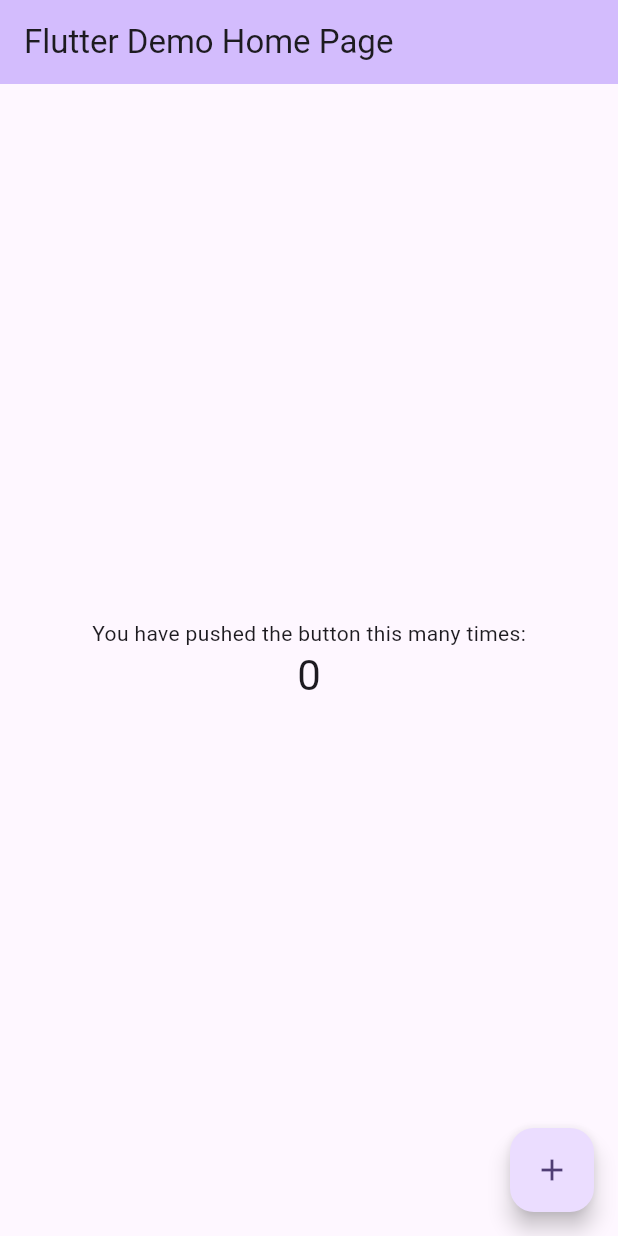
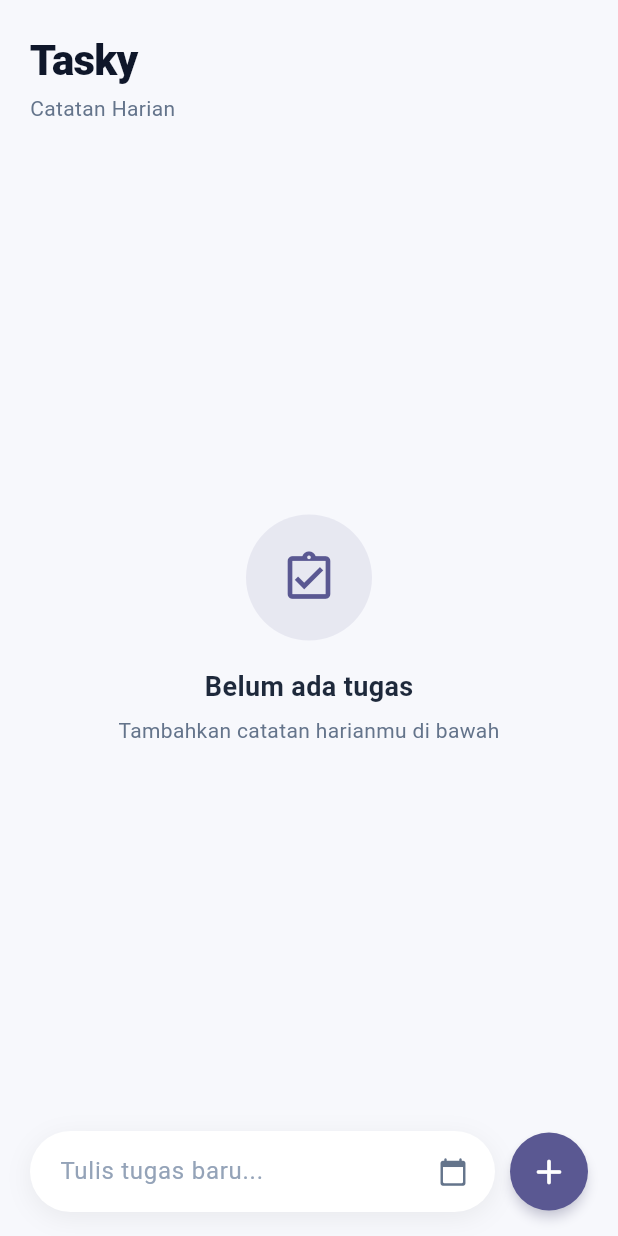
Before and after one commit to hfzfjr/Tasky, a Flutter app: the screen it shows after launch, on a phone screen of 412 x 824 dp. Run offline on Flutter 3.47's test engine with Material 3 defaults, Android fonts, the phone set to English and light mode, and no system bars.

Commit message:
feat: implement Tasky UI, date picker, progress card, tests, and update README

```diff
--- a/lib/main.dart
+++ b/lib/main.dart
@@ -1,122 +1,27 @@
 import 'package:flutter/material.dart';
 
+import 'pages/home_page.dart';
+
 void main() {
-  runApp(const MyApp());
+  runApp(const TaskyApp());
 }
 
-class MyApp extends StatelessWidget {
-  const MyApp({super.key});
+class TaskyApp extends StatelessWidget {
+  const TaskyApp({super.key});
 
-  // This widget is the root of your application.
   @override
   Widget build(BuildContext context) {
+    const seedColor = Color(0xFF4F46E5);
+
     return MaterialApp(
-      title: 'Flutter Demo',
+      title: 'Tasky',
+      debugShowCheckedModeBanner: false,
       theme: ThemeData(
-        // This is the theme of your application.
-        //
-        // TRY THIS: Try running your application with "flutter run". You'll see
-        // the application has a purple toolbar. Then, without quitting the app,
-        // try changing the seedColor in the colorScheme below to Colors.green
-        // and then invoke "hot reload" (save your changes or press the "hot
-        // reload" button in a Flutter-supported IDE, or press "r" if you used
-        // the command line to start the app).
-        //
-        // Notice that the counter didn't reset back to zero; the application
-        // state is not lost during the reload. To reset the state, use hot
-        // restart instead.
-        //
-        // This works for code too, not just values: Most code changes can be
-        // tested with just a hot reload.
-        colorScheme: .fromSeed(seedColor: Colors.deepPurple),
+        colorScheme: ColorScheme.fromSeed(seedColor: seedColor),
+        scaffoldBackgroundColor: const Color(0xFFF7F8FC),
+        useMaterial3: true,
       ),
-      home: const MyHomePage(title: 'Flutter Demo Home Page'),
+      home: const HomePage(),
     );
   }
 }
-
-class MyHomePage extends StatefulWidget {
-  const MyHomePage({super.key, required this.title});
-
-  // This widget is the home page of your application. It is stateful, meaning
-  // that it has a State object (defined below) that contains fields that affect
-  // how it looks.
-
-  // This class is the configuration for the state. It holds the values (in this
-  // case the title) provided by the parent (in this case the App widget) and
-  // used by the build method of the State. Fields in a Widget subclass are
-  // always marked "final".
-
-  final String title;
-
-  @override
-  State<MyHomePage> createState() => _MyHomePageState();
-}
-
-class _MyHomePageState extends State<MyHomePage> {
-  int _counter = 0;
-
-  void _incrementCounter() {
-    setState(() {
-      // This call to setState tells the Flutter framework that something has
-      // changed in this State, which causes it to rerun the build method below
-      // so that the display can reflect the updated values. If we changed
-      // _counter without calling setState(), then the build method would not be
-      // called again, and so nothing would appear to happen.
-      _counter++;
-    });
-  }
-
-  @override
-  Widget build(BuildContext context) {
-    // This method is rerun every time setState is called, for instance as done
-    // by the _incrementCounter method above.
-    //
-    // The Flutter framework has been optimized to make rerunning build methods
-    // fast, so that you can just rebuild anything that needs updating rather
-    // than having to individually change instances of widgets.
-    return Scaffold(
-      appBar: AppBar(
-        // TRY THIS: Try changing the color here to a specific color (to
-        // Colors.amber, perhaps?) and trigger a hot reload to see the AppBar
-        // change color while the other colors stay the same.
-        backgroundColor: Theme.of(context).colorScheme.inversePrimary,
-        // Here we take the value from the MyHomePage object that was created by
-        // the App.build method, and use it to set our appbar title.
-        title: Text(widget.title),
-      ),
-      body: Center(
-        // Center is a layout widget. It takes a single child and positions it
-        // in the middle of the parent.
-        child: Column(
-          // Column is also a layout widget. It takes a list of children and
-          // arranges them vertically. By default, it sizes itself to fit its
-          // children horizontally, and tries to be as tall as its parent.
-          //
-          // Column has various properties to control how it sizes itself and
-          // how it positions its children. Here we use mainAxisAlignment to
-          // center the children vertically; the main axis here is the vertical
-          // axis because Columns are vertical (the cross axis would be
-          // horizontal).
-          //
-          // TRY THIS: Invoke "debug painting" (choose the "Toggle Debug Paint"
-          // action in the IDE, or press "p" in the console), to see the
-          // wireframe for each widget.
-          mainAxisAlignment: .center,
-          children: [
-            const Text('You have pushed the button this many times:'),
-            Text(
-              '$_counter',
-              style: Theme.of(context).textTheme.headlineMedium,
-            ),
-          ],
-        ),
-      ),
-      floatingActionButton: FloatingActionButton(
-        onPressed: _incrementCounter,
-        tooltip: 'Increment',
-        child: const Icon(Icons.add),
-      ),
-    );
-  }
-}
--- /dev/null
+++ b/lib/models/task.dart
@@ -0,0 +1,13 @@
+class Task {
+  final String id;
+  final String title;
+  final DateTime date;
+  bool isDone;
+
+  Task({
+    required this.id,
+    required this.title,
+    required this.date,
+    this.isDone = false,
+  });
+}
--- /dev/null
+++ b/lib/pages/home_page.dart
@@ -0,0 +1,211 @@
+import 'package:flutter/material.dart';
+
+import '../models/task.dart';
+import '../widgets/progress_card.dart';
+import '../widgets/task_input_bar.dart';
+import '../widgets/task_item.dart';
+
+class HomePage extends StatefulWidget {
+  const HomePage({super.key});
+
+  @override
+  State<HomePage> createState() => _HomePageState();
+}
+
+class _HomePageState extends State<HomePage> {
+  final List<Task> _tasks = [];
+  final TextEditingController _taskController = TextEditingController();
+  DateTime _selectedDate = DateTime.now();
+
+  int get _completedCount => _tasks.where((task) => task.isDone).length;
+
+  @override
+  void dispose() {
+    _taskController.dispose();
+    super.dispose();
+  }
+
+  void _addTask() {
+    final title = _taskController.text.trim();
+
+    if (title.isEmpty) {
+      ScaffoldMessenger.of(context)
+        ..hideCurrentSnackBar()
+        ..showSnackBar(
+          const SnackBar(
+            content: Text('Judul tugas tidak boleh kosong.'),
+            behavior: SnackBarBehavior.floating,
+            duration: Duration(seconds: 2),
+          ),
+        );
+      return;
+    }
+
+    final newTask = Task(
+      id: DateTime.now().microsecondsSinceEpoch.toString(),
+      title: title,
+      date: _selectedDate,
+    );
+
+    setState(() {
+      _tasks.insert(0, newTask);
+      _selectedDate = DateTime.now();
+    });
+
+    _taskController.clear();
+  }
+
+  Future<void> _pickDate() async {
+    final now = DateTime.now();
+    final picked = await showDatePicker(
+      context: context,
+      initialDate: _selectedDate,
+      firstDate: DateTime(now.year - 2),
+      lastDate: DateTime(now.year + 2),
+    );
+
+    if (picked != null) {
+      setState(() {
+        _selectedDate = picked;
+      });
+    }
+  }
+
+  void _toggleTask(String id) {
+    setState(() {
+      final index = _tasks.indexWhere((task) => task.id == id);
+      if (index != -1) {
+        _tasks[index].isDone = !_tasks[index].isDone;
+      }
+    });
+  }
+
+  void _deleteTask(String id) {
+    setState(() {
+      _tasks.removeWhere((task) => task.id == id);
+    });
+  }
+
+  @override
+  Widget build(BuildContext context) {
+    return Scaffold(
+      body: SafeArea(
+        child: Column(
+          crossAxisAlignment: CrossAxisAlignment.start,
+          children: [
+            _buildHeader(),
+            if (_tasks.isNotEmpty) ...[
+              Padding(
+                padding: const EdgeInsets.fromLTRB(20, 4, 20, 8),
+                child: ProgressCard(
+                  completedCount: _completedCount,
+                  totalCount: _tasks.length,
+                ),
+              ),
+            ],
+            Expanded(
+              child: _tasks.isEmpty ? _buildEmptyState() : _buildTaskList(),
+            ),
+            TaskInputBar(
+              controller: _taskController,
+              selectedDate: _selectedDate,
+              onPickDate: _pickDate,
+              onSubmit: _addTask,
+            ),
+          ],
+        ),
+      ),
+    );
+  }
+
+  Widget _buildHeader() {
+    return const Padding(
+      padding: EdgeInsets.fromLTRB(20, 20, 20, 12),
+      child: Column(
+        crossAxisAlignment: CrossAxisAlignment.start,
+        children: [
+          Text(
+            'Tasky',
+            style: TextStyle(
+              fontSize: 28,
+              fontWeight: FontWeight.w800,
+              color: Color(0xFF0F172A),
+              letterSpacing: -0.5,
+            ),
+          ),
+          SizedBox(height: 2),
+          Text(
+            'Catatan Harian',
+            style: TextStyle(
+              fontSize: 14,
+              color: Color(0xFF64748B),
+            ),
+          ),
+        ],
+      ),
+    );
+  }
+
+  Widget _buildEmptyState() {
+    final primaryColor = Theme.of(context).colorScheme.primary;
+
+    return Center(
+      child: Padding(
+        padding: const EdgeInsets.symmetric(horizontal: 32),
+        child: Column(
+          mainAxisSize: MainAxisSize.min,
+          children: [
+            Container(
+              width: 84,
+              height: 84,
+              decoration: BoxDecoration(
+                color: primaryColor.withValues(alpha: 0.1),
+                shape: BoxShape.circle,
+              ),
+              child: Icon(
+                Icons.assignment_turned_in_outlined,
+                size: 38,
+                color: primaryColor,
+              ),
+            ),
+            const SizedBox(height: 18),
+            const Text(
+              'Belum ada tugas',
+              style: TextStyle(
+                fontSize: 18,
+                fontWeight: FontWeight.w700,
+                color: Color(0xFF1E293B),
+              ),
+            ),
+            const SizedBox(height: 6),
+            const Text(
+              'Tambahkan catatan harianmu di bawah',
+              textAlign: TextAlign.center,
+              style: TextStyle(
+                fontSize: 14,
+                color: Color(0xFF64748B),
+              ),
+            ),
+          ],
+        ),
+      ),
+    );
+  }
+
+  Widget _buildTaskList() {
+    return ListView.separated(
+      padding: const EdgeInsets.fromLTRB(20, 8, 20, 12),
+      itemCount: _tasks.length,
+      separatorBuilder: (_, _) => const SizedBox(height: 10),
+      itemBuilder: (context, index) {
+        final task = _tasks[index];
+        return TaskItem(
+          key: ValueKey(task.id),
+          task: task,
+          onToggle: () => _toggleTask(task.id),
+          onDelete: () => _deleteTask(task.id),
+        );
+      },
+    );
+  }
+}
--- /dev/null
+++ b/lib/utils/date_formatter.dart
@@ -0,0 +1,21 @@
+String formatTaskDate(DateTime date, {DateTime? now}) {
+  final reference = now ?? DateTime.now();
+  final today = DateTime(reference.year, reference.month, reference.day);
+  final target = DateTime(date.year, date.month, date.day);
+  final differenceInDays = target.difference(today).inDays;
+
+  if (differenceInDays == 0) return 'Hari ini';
+  if (differenceInDays == -1) return 'Kemarin';
+  if (differenceInDays == 1) return 'Besok';
+
+  final day = date.day.toString().padLeft(2, '0');
+  final month = date.month.toString().padLeft(2, '0');
+  return '$day-$month-${date.year}';
+}
+
+bool isTodayDate(DateTime date, {DateTime? now}) {
+  final reference = now ?? DateTime.now();
+  return date.year == reference.year &&
+      date.month == reference.month &&
+      date.day == reference.day;
+}
--- /dev/null
+++ b/lib/widgets/task_input_bar.dart
@@ -0,0 +1,120 @@
+import 'package:flutter/material.dart';
+
+import '../utils/date_formatter.dart';
+
+class TaskInputBar extends StatelessWidget {
+  final TextEditingController controller;
+  final DateTime selectedDate;
+  final VoidCallback onPickDate;
+  final VoidCallback onSubmit;
+
+  const TaskInputBar({
+    super.key,
+    required this.controller,
+    required this.selectedDate,
+    required this.onPickDate,
+    required this.onSubmit,
+  });
+
+  @override
+  Widget build(BuildContext context) {
+    final primaryColor = Theme.of(context).colorScheme.primary;
+    final isCustomDate = !isTodayDate(selectedDate);
+
+    return Padding(
+      padding: const EdgeInsets.fromLTRB(20, 8, 20, 16),
+      child: Column(
+        mainAxisSize: MainAxisSize.min,
+        crossAxisAlignment: CrossAxisAlignment.start,
+        children: [
+          if (isCustomDate)
+            Padding(
+              padding: const EdgeInsets.only(left: 12, bottom: 6),
+              child: Text(
+                'Tanggal dipilih: ${formatTaskDate(selectedDate)}',
+                style: TextStyle(
+                  fontSize: 12,
+                  fontWeight: FontWeight.w500,
+                  color: primaryColor,
+                ),
+              ),
+            ),
+          Row(
+            children: [
+              Expanded(
+                child: Container(
+                  decoration: BoxDecoration(
+                    color: Colors.white,
+                    borderRadius: BorderRadius.circular(28),
+                    boxShadow: [
+                      BoxShadow(
+                        color: Colors.black.withValues(alpha: 0.06),
+                        blurRadius: 14,
+                        offset: const Offset(0, 4),
+                      ),
+                    ],
+                  ),
+                  child: Row(
+                    children: [
+                      Expanded(
+                        child: TextField(
+                          controller: controller,
+                          textInputAction: TextInputAction.done,
+                          onSubmitted: (_) => onSubmit(),
+                          decoration: const InputDecoration(
+                            hintText: 'Tulis tugas baru...',
+                            hintStyle: TextStyle(color: Color(0xFF94A3B8)),
+                            border: InputBorder.none,
+                            contentPadding: EdgeInsets.symmetric(
+                              horizontal: 20,
+                              vertical: 15,
+                            ),
+                          ),
+                        ),
+                      ),
+                      IconButton(
+                        onPressed: onPickDate,
+                        tooltip: 'Pilih tanggal',
+                        icon: Icon(
+                          Icons.calendar_today_rounded,
+                          size: 20,
+                          color: isCustomDate
+                              ? primaryColor
+                              : const Color(0xFF64748B),
+                        ),
+                      ),
+                      const SizedBox(width: 4),
+                    ],
+                  ),
+                ),
+              ),
+              const SizedBox(width: 10),
+              Tooltip(
+                message: 'Tambah tugas',
+                child: Material(
+                  color: primaryColor,
+                  shape: const CircleBorder(),
+                  elevation: 3,
+                  shadowColor: primaryColor.withValues(alpha: 0.4),
+                  child: InkWell(
+                    customBorder: const CircleBorder(),
+                    onTap: onSubmit,
+                    child: const SizedBox(
+                      width: 52,
+                      height: 52,
+                      child: Icon(
+                        Icons.add_rounded,
+                        color: Colors.white,
+                        size: 28,
+                      ),
+                    ),
+                  ),
+                ),
+              ),
+            ],
+          ),
+        ],
+      ),
+    );
+  }
+}
```
Also changed, not shown: lib/widgets/progress_card.dart (added, +80 -0 lines), lib/widgets/task_item.dart (added, +139 -0 lines), 3 other files.
